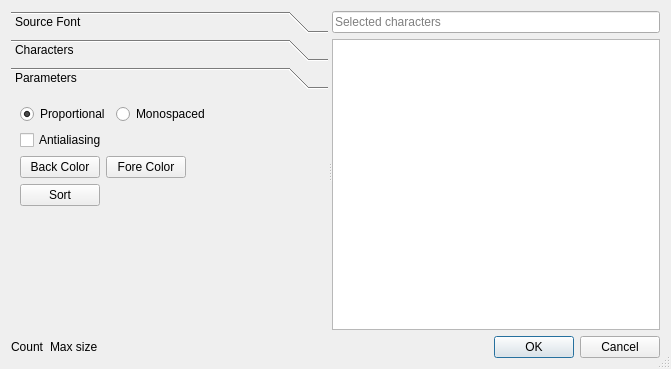
The window that controls/fonts/font-new/dialogfontselect.ui (riuson/lcd-image-converter) describes before a commit, drawn with Qt 5.
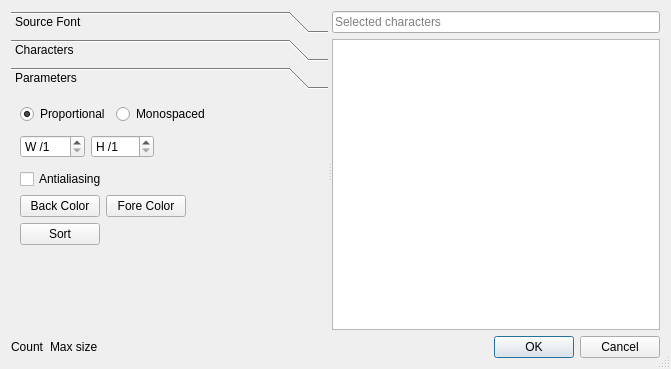
The same window after the commit. The open tabs and pages were chosen to show the change.

Commit message: Added spinBox for multiplicity values

The edit to the form file:
```diff
--- a/controls/fonts/font-new/dialogfontselect.ui
+++ b/controls/fonts/font-new/dialogfontselect.ui
@@ -219,6 +219,64 @@
             </item>
            </layout>
           </item>
+          <item>
+           <layout class="QHBoxLayout" name="horizontalLayout_5">
+            <property name="sizeConstraint">
+             <enum>QLayout::SetFixedSize</enum>
+            </property>
+            <property name="topMargin">
+             <number>5</number>
+            </property>
+            <property name="bottomMargin">
+             <number>5</number>
+            </property>
+            <item>
+             <widget class="QSpinBox" name="spinBoxMultiplicityWidth">
+              <property name="toolTip">
+               <string>Multiplicity of width</string>
+              </property>
+              <property name="prefix">
+               <string>W /</string>
+              </property>
+              <property name="minimum">
+               <number>1</number>
+              </property>
+              <property name="maximum">
+               <number>256</number>
+              </property>
+             </widget>
+            </item>
+            <item>
+             <widget class="QSpinBox" name="spinBoxMultiplicityHeight">
+              <property name="toolTip">
+               <string>Multiplicity of height</string>
+              </property>
+              <property name="prefix">
+               <string>H /</string>
+              </property>
+              <property name="minimum">
+               <number>1</number>
+              </property>
+              <property name="maximum">
+               <number>256</number>
+              </property>
+             </widget>
+            </item>
+            <item>
+             <spacer name="horizontalSpacer_4">
+              <property name="orientation">
+               <enum>Qt::Horizontal</enum>
+              </property>
+              <property name="sizeHint" stdset="0">
+               <size>
+                <width>40</width>
+                <height>20</height>
+               </size>
+              </property>
+             </spacer>
+            </item>
+           </layout>
+          </item>
           <item>
            <widget class="QCheckBox" name="checkBoxAntialiasing">
             <property name="text">
```
